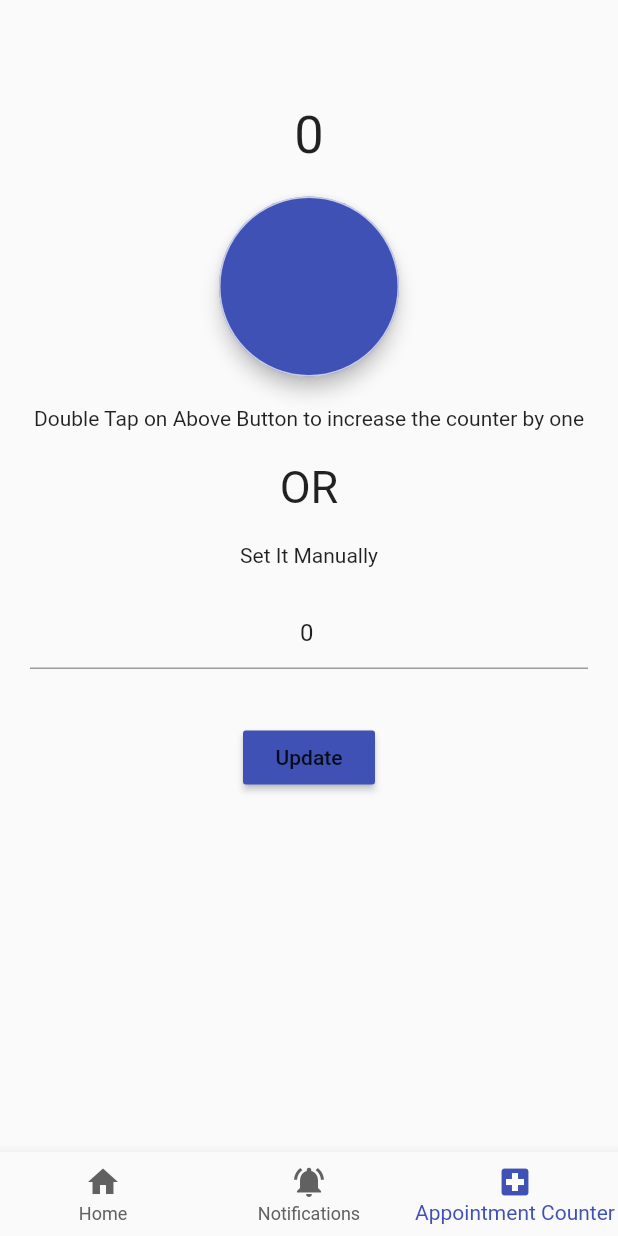
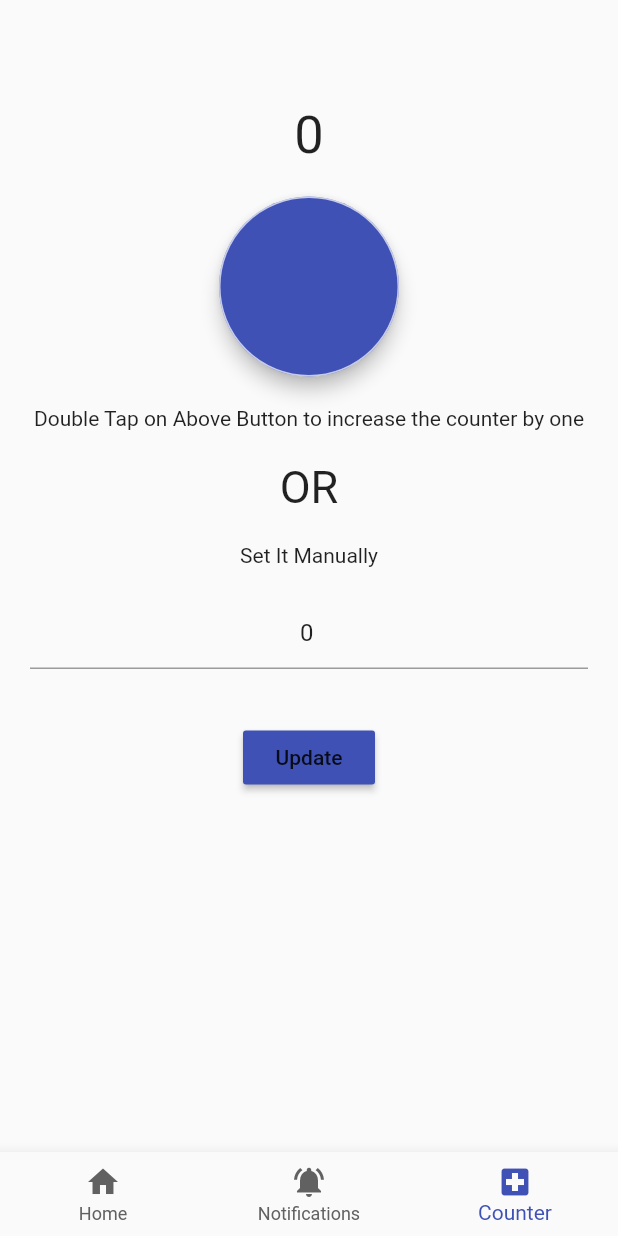
Before and after one commit to iiitv/hackiiitv20-submissions, a Flutter app: the screen it shows once a user with an empty profile is signed in, swiped to page 3, on a phone screen of 412 x 824 dp. Run offline on Flutter 3.47's test engine with Material 2 defaults, Android fonts, the phone set to English and light mode, and no system bars; our stand-ins replace cloud_firestore, firebase_auth, firebase_core, firebase_storage, google_sign_in, image_picker; accounts and stored records are empty; network calls fail.

```diff
--- a/team#33 - 3/clinico/lib/pages/doctorDashboard/doctorBottomBar.dart
+++ b/team#33 - 3/clinico/lib/pages/doctorDashboard/doctorBottomBar.dart
@@ -63,7 +63,7 @@ class _DoctorBottomState extends State<DoctorBottom> {
               title: Text("Notifications")),
           BottomNavigationBarItem(
               icon: Icon(Icons.local_hospital),
-              title: Text("Appointment Counter")),
+              title: Text("Counter")),
         ],
       ),
     );
```
Also changed, not shown: team#33 - 3/clinico/lib/services/backend.dart (+11 -0 lines).
